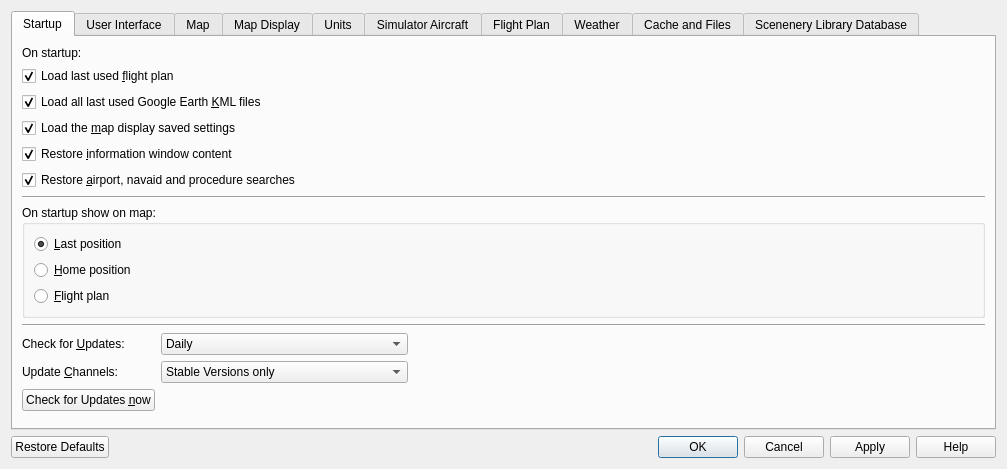
Before: the Qt Designer form src/options/options.ui in albar965/littlenavmap, drawn with Qt 5.
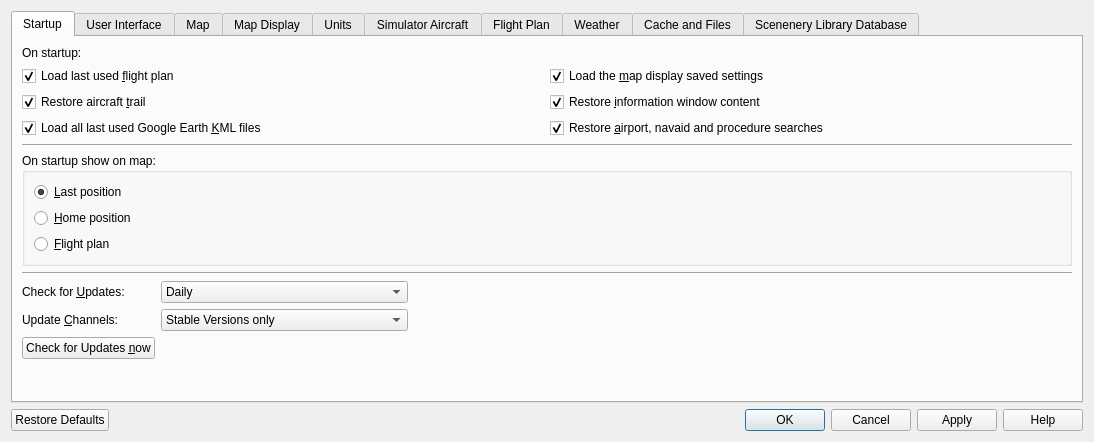
After: the same form once the commit is applied.

Commit message: Reload of aircraft trail on startup can now be disabled.

```diff
--- a/src/options/options.ui
+++ b/src/options/options.ui
@@ -6,8 +6,8 @@
    <rect>
     <x>0</x>
     <y>0</y>
-    <width>1007</width>
-    <height>469</height>
+    <width>1094</width>
+    <height>442</height>
    </rect>
   </property>
   <property name="windowTitle">
@@ -30,7 +30,7 @@
        <string>Startup</string>
       </attribute>
       <layout class="QGridLayout" name="gridLayout">
-       <item row="2" column="0">
+       <item row="3" column="0">
         <widget class="QCheckBox" name="checkBoxOptionsStartupLoadKml">
          <property name="text">
           <string>Load all last used Google Earth &amp;KML files</string>
@@ -40,7 +40,159 @@
          </property>
         </widget>
        </item>
-       <item row="9" column="0">
+       <item row="12" column="0">
+        <spacer name="verticalSpacer_6">
+         <property name="orientation">
+          <enum>Qt::Vertical</enum>
+         </property>
+         <property name="sizeHint" stdset="0">
+          <size>
+           <width>20</width>
+           <height>40</height>
+          </size>
+         </property>
+        </spacer>
+       </item>
+       <item row="1" column="0">
+        <widget class="QCheckBox" name="checkBoxOptionsStartupLoadRoute">
+         <property name="text">
+          <string>Load last used &amp;flight plan</string>
+         </property>
+         <property name="checked">
+          <bool>true</bool>
+         </property>
+        </widget>
+       </item>
+       <item row="0" column="0">
+        <widget class="QLabel" name="label">
+         <property name="text">
+          <string>On startup:</string>
+         </property>
+        </widget>
+       </item>
+       <item row="2" column="0">
+        <widget class="QCheckBox" name="checkBoxOptionsStartupLoadTrail">
+         <property name="toolTip">
+          <string>Load the last flight trail flown</string>
+         </property>
+         <property name="statusTip">
+          <string>Load the last flight trail flown</string>
+         </property>
+         <property name="text">
+          <string>Restore aircraft &amp;trail</string>
+         </property>
+         <property name="checked">
+          <bool>true</bool>
+         </property>
+        </widget>
+       </item>
+       <item row="2" column="1">
+        <widget class="QCheckBox" name="checkBoxOptionsStartupLoadInfoContent">
+         <property name="toolTip">
+          <string>Restore all information window tabs with airport, navaid and other information</string>
+         </property>
+         <property name="statusTip">
+          <string>Restore all information window tabs with airport, navaid and other information</string>
+         </property>
+         <property name="text">
+          <string>Restore &amp;information window content</string>
+         </property>
+         <property name="checked">
+          <bool>true</bool>
+         </property>
+        </widget>
+       </item>
+       <item row="1" column="1">
+        <widget class="QCheckBox" name="checkBoxOptionsStartupLoadMapSettings">
+         <property name="toolTip">
+          <string>Load the last used map display settings (airport, VOR, etc.) at startup. Otherwise goes back to default settings on startup.</string>
+         </property>
+         <property name="statusTip">
+          <string>Load the last used map display settings (airport, VOR, etc.) at startup. Otherwise goes back to default settings on startup.</string>
+         </property>
+         <property name="text">
+          <string>Load the &amp;map display saved settings</string>
+         </property>
+         <property name="checked">
+          <bool>true</bool>
+         </property>
+        </widget>
+       </item>
+       <item row="3" column="1">
+        <widget class="QCheckBox" name="checkBoxOptionsStartupLoadSearch">
+         <property name="toolTip">
+          <string>Restore the search settings in airport, navaid and procedure search tabs</string>
+         </property>
+         <property name="statusTip">
+          <string>Restore the search settings in airport, navaid and procedure search tabs</string>
+         </property>
+         <property name="text">
+          <string>Restore &amp;airport, navaid and procedure searches</string>
+         </property>
+         <property name="checked">
+          <bool>true</bool>
+         </property>
+        </widget>
+       </item>
+       <item row="9" column="0" colspan="2">
+        <widget class="QGroupBox" name="groupBoxOptionsStartupShowMap">
+         <property name="title">
+          <string>On startup show on map:</string>
+         </property>
+         <property name="alignment">
+          <set>Qt::AlignLeading|Qt::AlignLeft|Qt::AlignTop</set>
+         </property>
+         <layout class="QVBoxLayout" name="verticalLayout_3">
+          <item>
+           <widget class="QRadioButton" name="radioButtonOptionsStartupShowLast">
+            <property name="toolTip">
+             <string>Show last used map position on startup.</string>
+            </property>
+            <property name="statusTip">
+             <string/>
+            </property>
+            <property name="text">
+             <string>&amp;Last position</string>
+            </property>
+            <property name="checked">
+             <bool>true</bool>
+            </property>
+           </widget>
+          </item>
+          <item>
+           <widget class="QRadioButton" name="radioButtonOptionsStartupShowHome">
+            <property name="toolTip">
+             <string>Show the map home position after startup.</string>
+            </property>
+            <property name="text">
+             <string>&amp;Home position</string>
+            </property>
+           </widget>
+          </item>
+          <item>
+           <widget class="QRadioButton" name="radioButtonOptionsStartupShowFlightplan">
+            <property name="toolTip">
+             <string>Center the last used flight plan on the map on startup.</string>
+            </property>
+            <property name="statusTip">
+             <string/>
+            </property>
+            <property name="text">
+             <string>&amp;Flight plan</string>
+            </property>
+           </widget>
+          </item>
+         </layout>
+        </widget>
+       </item>
+       <item row="8" column="0" colspan="2">
+        <widget class="Line" name="line_4">
+         <property name="orientation">
+          <enum>Qt::Horizontal</enum>
+         </property>
+        </widget>
+       </item>
+       <item row="11" column="0" colspan="2">
         <layout class="QGridLayout" name="gridLayout_16">
          <property name="topMargin">
           <number>0</number>
@@ -140,149 +292,13 @@
          </item>
         </layout>
        </item>
-       <item row="7" column="0">
-        <widget class="QGroupBox" name="groupBoxOptionsStartupShowMap">
-         <property name="title">
-          <string>On startup show on map:</string>
-         </property>
-         <property name="alignment">
-          <set>Qt::AlignLeading|Qt::AlignLeft|Qt::AlignTop</set>
-         </property>
-         <layout class="QVBoxLayout" name="verticalLayout_3">
-          <item>
-           <widget class="QRadioButton" name="radioButtonOptionsStartupShowLast">
-            <property name="toolTip">
-             <string>Show last used map position on startup.</string>
-            </property>
-            <property name="statusTip">
-             <string/>
-            </property>
-            <property name="text">
-             <string>&amp;Last position</string>
-            </property>
-            <property name="checked">
-             <bool>true</bool>
-            </property>
-           </widget>
-          </item>
-          <item>
-           <widget class="QRadioButton" name="radioButtonOptionsStartupShowHome">
-            <property name="toolTip">
-             <string>Show the map home position after startup.</string>
-            </property>
-            <property name="text">
-             <string>&amp;Home position</string>
-            </property>
-           </widget>
-          </item>
-          <item>
-           <widget class="QRadioButton" name="radioButtonOptionsStartupShowFlightplan">
-            <property name="toolTip">
-             <string>Center the last used flight plan on the map on startup.</string>
-            </property>
-            <property name="statusTip">
-             <string/>
-            </property>
-            <property name="text">
-             <string>&amp;Flight plan</string>
-            </property>
-           </widget>
-          </item>
-         </layout>
-        </widget>
-       </item>
-       <item row="10" column="0">
-        <spacer name="verticalSpacer_6">
-         <property name="orientation">
-          <enum>Qt::Vertical</enum>
-         </property>
-         <property name="sizeHint" stdset="0">
-          <size>
-           <width>20</width>
-           <height>40</height>
-          </size>
-         </property>
-        </spacer>
-       </item>
-       <item row="3" column="0">
-        <widget class="QCheckBox" name="checkBoxOptionsStartupLoadMapSettings">
-         <property name="toolTip">
-          <string>Load the last used map display settings (airport, VOR, etc.) at startup. Otherwise goes back to default settings on startup.</string>
-         </property>
-         <property name="statusTip">
-          <string>Load the last used map display settings (airport, VOR, etc.) at startup. Otherwise goes back to default settings on startup.</string>
-         </property>
-         <property name="text">
-          <string>Load the &amp;map display saved settings</string>
-         </property>
-         <property name="checked">
-          <bool>true</bool>
-         </property>
-        </widget>
-       </item>
-       <item row="8" column="0">
+       <item row="10" column="0" colspan="2">
         <widget class="Line" name="line_3">
          <property name="orientation">
           <enum>Qt::Horizontal</enum>
          </property>
         </widget>
        </item>
-       <item row="4" column="0">
-        <widget class="QCheckBox" name="checkBoxOptionsStartupLoadInfoContent">
-         <property name="toolTip">
-          <string>Restore all information window tabs with airport, navaid and other information</string>
-         </property>
-         <property name="statusTip">
-          <string>Restore all information window tabs with airport, navaid and other information</string>
-         </property>
-         <property name="text">
-          <string>Restore &amp;information window content</string>
-         </property>
-         <property name="checked">
-          <bool>true</bool>
-         </property>
-        </widget>
-       </item>
-       <item row="6" column="0">
-        <widget class="Line" name="line_4">
-         <property name="orientation">
-          <enum>Qt::Horizontal</enum>
-         </property>
-        </widget>
-       </item>
-       <item row="1" column="0">
-        <widget class="QCheckBox" name="checkBoxOptionsStartupLoadRoute">
-         <property name="text">
-          <string>Load last used &amp;flight plan</string>
-         </property>
-         <property name="checked">
-          <bool>true</bool>
-         </property>
-        </widget>
-       </item>
-       <item row="0" column="0">
-        <widget class="QLabel" name="label">
-         <property name="text">
-          <string>On startup:</string>
-         </property>
-        </widget>
-       </item>
-       <item row="5" column="0">
-        <widget class="QCheckBox" name="checkBoxOptionsStartupLoadSearch">
-         <property name="toolTip">
-          <string>Restore the search settings in airport, navaid and procedure search tabs</string>
-         </property>
-         <property name="statusTip">
-          <string>Restore the search settings in airport, navaid and procedure search tabs</string>
-         </property>
-         <property name="text">
-          <string>Restore &amp;airport, navaid and procedure searches</string>
-         </property>
-         <property name="checked">
-          <bool>true</bool>
-         </property>
-        </widget>
-       </item>
       </layout>
      </widget>
      <widget class="QWidget" name="tabOptionsGui">
```
Left out of the diff: 1 changed line with no effect on the pictures. The commit also changes 4 other files.
